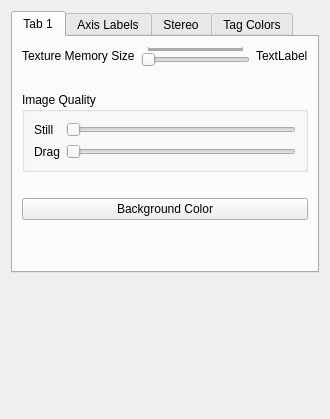
Above: drishti/preferenceswidget.ui from nci/drishti before the change. Below: the same form after it.
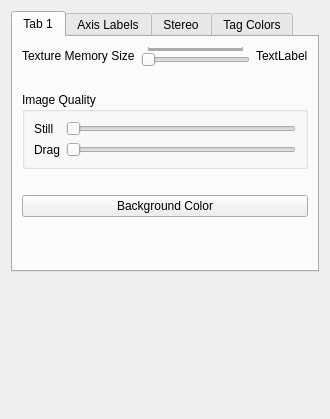
That is the form after the change.

Patch:
```diff
--- a/drishti/preferenceswidget.ui
+++ b/drishti/preferenceswidget.ui
@@ -16,18 +16,6 @@
     <verstretch>0</verstretch>
    </sizepolicy>
   </property>
-  <property name="minimumSize">
-   <size>
-    <width>220</width>
-    <height>200</height>
-   </size>
-  </property>
-  <property name="maximumSize">
-   <size>
-    <width>1000</width>
-    <height>1000</height>
-   </size>
-  </property>
   <property name="windowTitle">
    <string>Preferences</string>
   </property>
@@ -118,18 +106,6 @@
        </item>
        <item>
         <widget class="QGroupBox" name="groupBox_2">
-         <property name="minimumSize">
-          <size>
-           <width>10</width>
-           <height>80</height>
-          </size>
-         </property>
-         <property name="maximumSize">
-          <size>
-           <width>1000</width>
-           <height>1000</height>
-          </size>
-         </property>
          <property name="title">
           <string>Image Quality</string>
          </property>
@@ -242,12 +218,6 @@
       <layout class="QVBoxLayout">
        <item>
         <widget class="QGroupBox" name="groupBox">
-         <property name="maximumSize">
-          <size>
-           <width>16777215</width>
-           <height>200</height>
-          </size>
-         </property>
          <property name="title">
           <string>Axis labels and Tickmarks</string>
          </property>
@@ -440,12 +410,6 @@
       <layout class="QVBoxLayout">
        <item>
         <widget class="QGroupBox" name="m_stereoSettings">
-         <property name="maximumSize">
-          <size>
-           <width>16777215</width>
-           <height>100</height>
-          </size>
-         </property>
          <property name="title">
           <string>Stereo Settings</string>
          </property>
```
